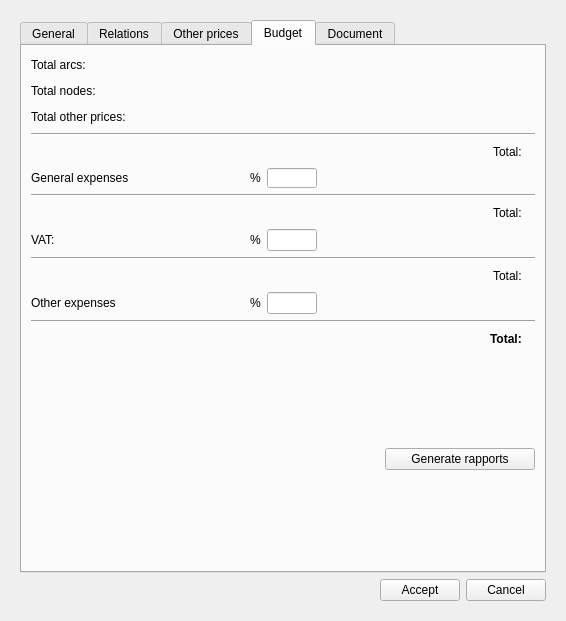
Before: the Qt Designer form ui/plan_psector.ui in Giswater/giswater_qgis_plugin, drawn with Qt 5.
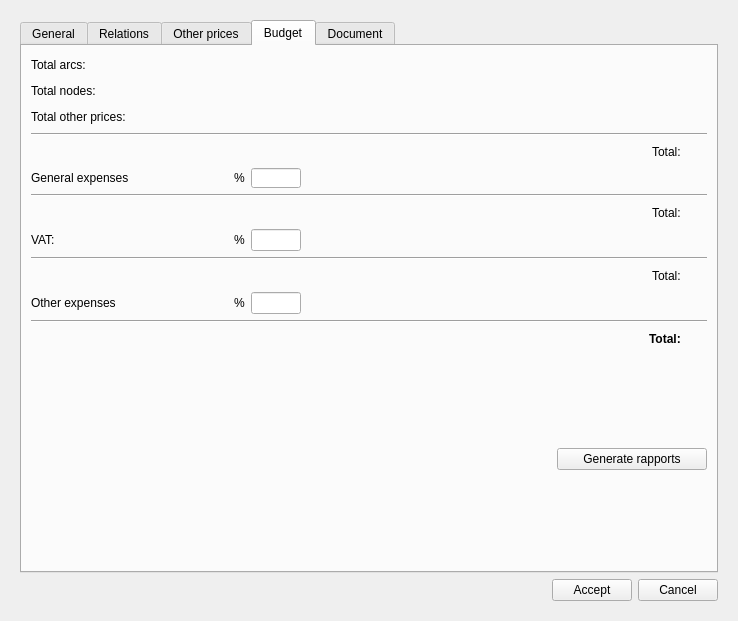
After: the same form once the commit is applied. The open tabs and pages were chosen to show the change. Icons and pictures are not drawn.

Commit message: add sys_currency symbol

The edit to the form file:
```diff
--- a/ui/plan_psector.ui
+++ b/ui/plan_psector.ui
@@ -6,7 +6,7 @@
    <rect>
     <x>0</x>
     <y>0</y>
-    <width>566</width>
+    <width>738</width>
     <height>621</height>
    </rect>
   </property>
@@ -1246,6 +1246,13 @@
               </property>
              </widget>
             </item>
+            <item>
+             <widget class="QLabel" name="cur_pem">
+              <property name="text">
+               <string/>
+              </property>
+             </widget>
+            </item>
            </layout>
           </item>
           <item>
@@ -1296,6 +1303,13 @@
               </property>
              </widget>
             </item>
+            <item>
+             <widget class="QLabel" name="cur_pec_pem">
+              <property name="text">
+               <string/>
+              </property>
+             </widget>
+            </item>
            </layout>
           </item>
           <item>
@@ -1334,6 +1348,13 @@
               </property>
              </widget>
             </item>
+            <item>
+             <widget class="QLabel" name="cur_pec">
+              <property name="text">
+               <string/>
+              </property>
+             </widget>
+            </item>
            </layout>
           </item>
           <item>
@@ -1384,6 +1405,13 @@
               </property>
              </widget>
             </item>
+            <item>
+             <widget class="QLabel" name="cur_pecvat_pem">
+              <property name="text">
+               <string/>
+              </property>
+             </widget>
+            </item>
            </layout>
           </item>
           <item>
@@ -1422,6 +1450,13 @@
               </property>
              </widget>
             </item>
+            <item>
+             <widget class="QLabel" name="cur_pec_vat">
+              <property name="text">
+               <string/>
+              </property>
+             </widget>
+            </item>
            </layout>
           </item>
           <item>
@@ -1472,6 +1507,13 @@
               </property>
              </widget>
             </item>
+            <item>
+             <widget class="QLabel" name="cur_pca_pecvat">
+              <property name="text">
+               <string/>
+              </property>
+             </widget>
+            </item>
            </layout>
           </item>
           <item>
@@ -1516,6 +1558,13 @@
               </property>
              </widget>
             </item>
+            <item>
+             <widget class="QLabel" name="cur_pca">
+              <property name="text">
+               <string/>
+              </property>
+             </widget>
+            </item>
            </layout>
           </item>
           <item>
```
Left out of the diff: 4 changed lines with no effect on the pictures. The commit also changes 1 other file.
